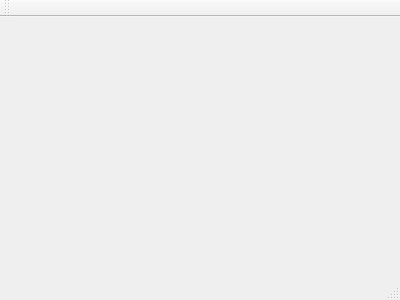
First picture: the form in student/11/timer/mainwindow.ui, repository onniviti/Ohjelmointi2, before the edit.
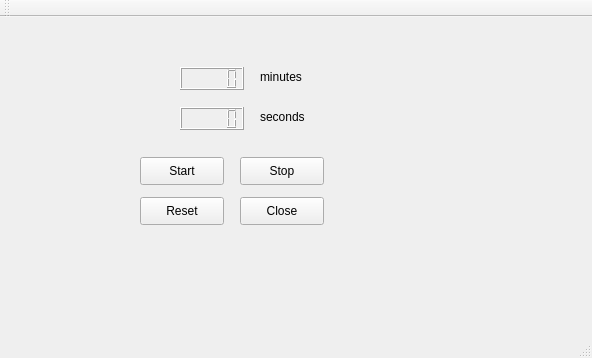
Second picture: the form after the edit.

```diff
--- a/student/11/timer/mainwindow.ui
+++ b/student/11/timer/mainwindow.ui
@@ -1,24 +1,138 @@
 <ui version="4.0">
  <class>MainWindow</class>
- <widget class="QMainWindow" name="MainWindow" >
-  <property name="geometry" >
+ <widget class="QMainWindow" name="MainWindow">
+  <property name="geometry">
    <rect>
     <x>0</x>
     <y>0</y>
-    <width>400</width>
-    <height>300</height>
+    <width>592</width>
+    <height>358</height>
    </rect>
   </property>
   <property name="windowTitle" >
    <string>MainWindow</string>
   </property>
-  <widget class="QMenuBar" name="menuBar" />
-  <widget class="QToolBar" name="mainToolBar" />
-  <widget class="QWidget" name="centralWidget" />
-  <widget class="QStatusBar" name="statusBar" />
+  <widget class="QWidget" name="centralWidget">
+   <widget class="QLCDNumber" name="lcdNumberMin">
+    <property name="geometry">
+     <rect>
+      <x>180</x>
+      <y>50</y>
+      <width>64</width>
+      <height>23</height>
+     </rect>
+    </property>
+   </widget>
+   <widget class="QLCDNumber" name="lcdNumberSec">
+    <property name="geometry">
+     <rect>
+      <x>180</x>
+      <y>90</y>
+      <width>64</width>
+      <height>23</height>
+     </rect>
+    </property>
+   </widget>
+   <widget class="QLabel" name="label">
+    <property name="geometry">
+     <rect>
+      <x>260</x>
+      <y>50</y>
+      <width>63</width>
+      <height>20</height>
+     </rect>
+    </property>
+    <property name="text">
+     <string>minutes</string>
+    </property>
+   </widget>
+   <widget class="QLabel" name="label_2">
+    <property name="geometry">
+     <rect>
+      <x>260</x>
+      <y>90</y>
+      <width>63</width>
+      <height>20</height>
+     </rect>
+    </property>
+    <property name="text">
+     <string>seconds</string>
+    </property>
+   </widget>
+   <widget class="QPushButton" name="startButton">
+    <property name="geometry">
+     <rect>
+      <x>140</x>
+      <y>140</y>
+      <width>84</width>
+      <height>28</height>
+     </rect>
+    </property>
+    <property name="text">
+     <string>Start</string>
+    </property>
+   </widget>
+   <widget class="QPushButton" name="stopButton">
+    <property name="geometry">
+     <rect>
+      <x>240</x>
+      <y>140</y>
+      <width>84</width>
+      <height>28</height>
+     </rect>
+    </property>
+    <property name="text">
+     <string>Stop</string>
+    </property>
+   </widget>
+   <widget class="QPushButton" name="resetButton">
+    <property name="geometry">
+     <rect>
+      <x>140</x>
+      <y>180</y>
+      <width>84</width>
+      <height>28</height>
+     </rect>
+    </property>
+    <property name="text">
+     <string>Reset</string>
+    </property>
+   </widget>
+   <widget class="QPushButton" name="closeButton">
+    <property name="geometry">
+     <rect>
+      <x>240</x>
+      <y>180</y>
+      <width>84</width>
+      <height>28</height>
+     </rect>
+    </property>
+    <property name="text">
+     <string>Close</string>
+    </property>
+   </widget>
+  </widget>
+  <widget class="QMenuBar" name="menuBar">
+   <property name="geometry">
+    <rect>
+     <x>0</x>
+     <y>0</y>
+     <width>592</width>
+     <height>25</height>
+    </rect>
+   </property>
+  </widget>
+  <widget class="QToolBar" name="mainToolBar">
+   <attribute name="toolBarArea">
+    <enum>TopToolBarArea</enum>
+   </attribute>
+   <attribute name="toolBarBreak">
+    <bool>false</bool>
+   </attribute>
+  </widget>
+  <widget class="QStatusBar" name="statusBar"/>
  </widget>
- <layoutDefault spacing="6" margin="11" />
- <pixmapfunction></pixmapfunction>
+ <layoutdefault spacing="6" margin="11"/>
  <resources/>
  <connections/>
 </ui>
```
Left out of the diff: 22 changed lines with no effect on the pictures.
